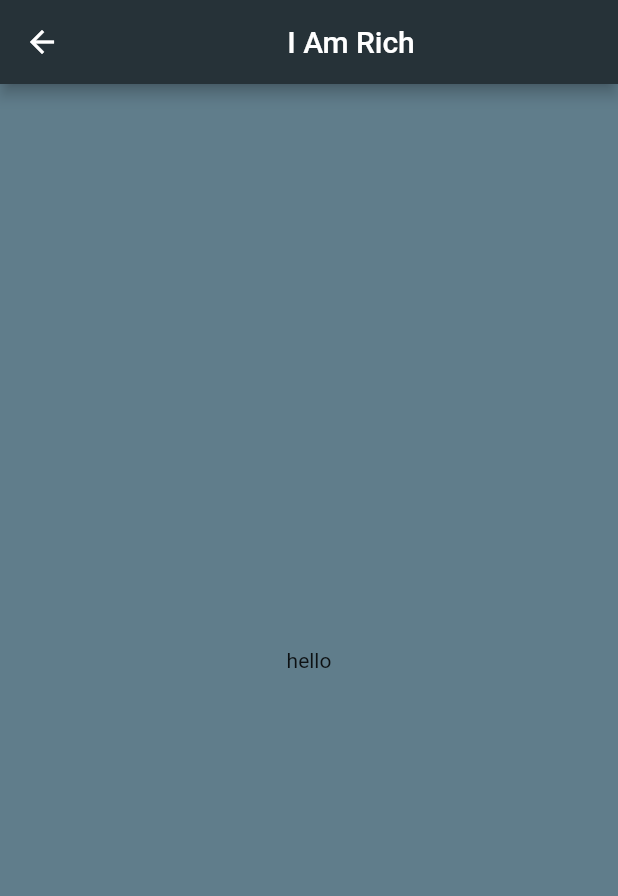
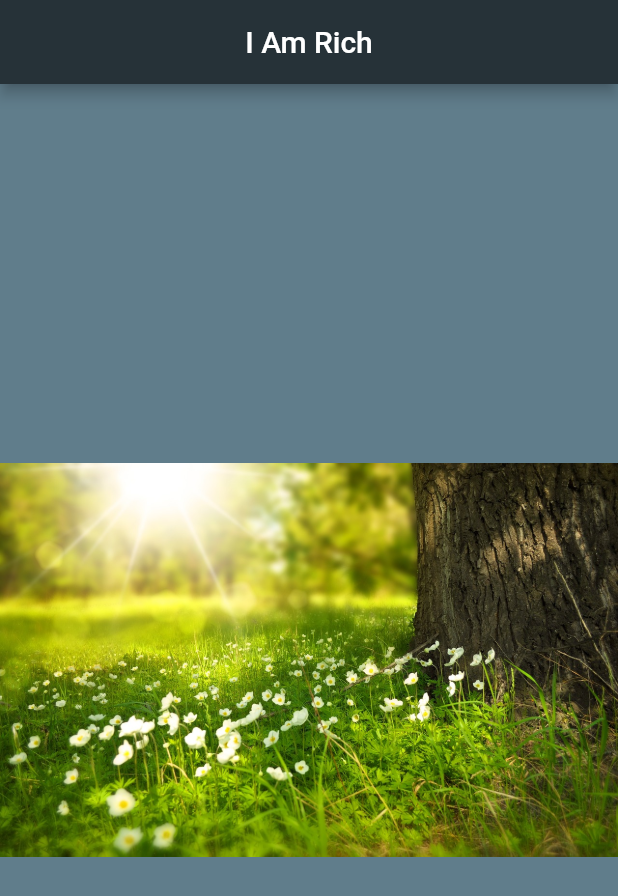
Before and after one commit to Sagar123Kumar/i_am_rich, a Flutter app: the HomePage screen opened directly, on a phone screen of 412 x 824 dp. Shown: the top 896 px of the screen. Run offline on Flutter 3.47's test engine with Material 2 defaults, Android fonts, the phone set to English and light mode, and no system bars.

```diff
--- a/lib/views/home_page.dart
+++ b/lib/views/home_page.dart
@@ -19,7 +19,9 @@ class _HomePageState extends State<HomePage> {
         backgroundColor: Colors.blueGrey[900],
       ),
       body: Center(
-        child: Text('hello'),
+        child: Image(
+          image: AssetImage('assets/images/for.jpg'),
+        ),
       ),
     );
   }
```
Also changed, not shown: lib/main.dart (+5 -21 lines).
